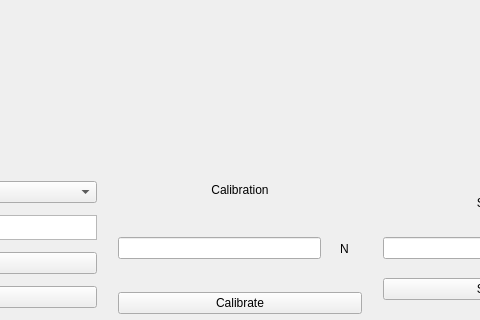
This is UMTK_UI/v1.5/UMTK_Design.ui in AmorphousX/UMTK as Qt 5 draws it before an edit; both pictures show x 169 to 649 and y 465 to 785 of the 1440 by 785 pixel window. The edited form follows.
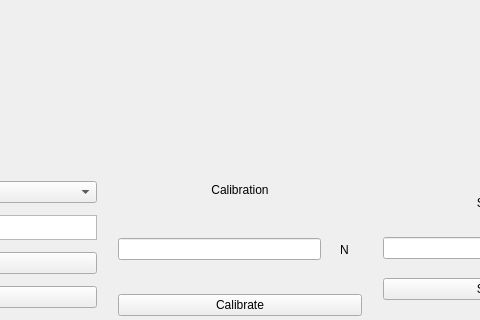
This is the edited form.

The edit to the form file:
```diff
--- a/UMTK_UI/v1.5/UMTK_Design.ui
+++ b/UMTK_UI/v1.5/UMTK_Design.ui
@@ -147,22 +147,6 @@
          </property>
         </widget>
        </item>
-       <item>
-        <spacer name="verticalSpacer">
-         <property name="orientation">
-          <enum>Qt::Vertical</enum>
-         </property>
-         <property name="sizeType">
-          <enum>QSizePolicy::Fixed</enum>
-         </property>
-         <property name="sizeHint" stdset="0">
-          <size>
-           <width>20</width>
-           <height>2</height>
-          </size>
-         </property>
-        </spacer>
-       </item>
       </layout>
      </item>
      <item>
```
Left out of the diff: 11 changed lines with no effect on the pictures.
